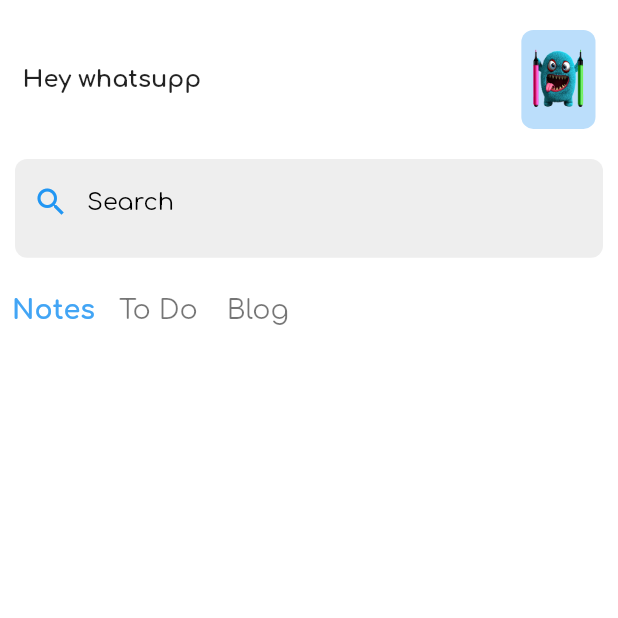
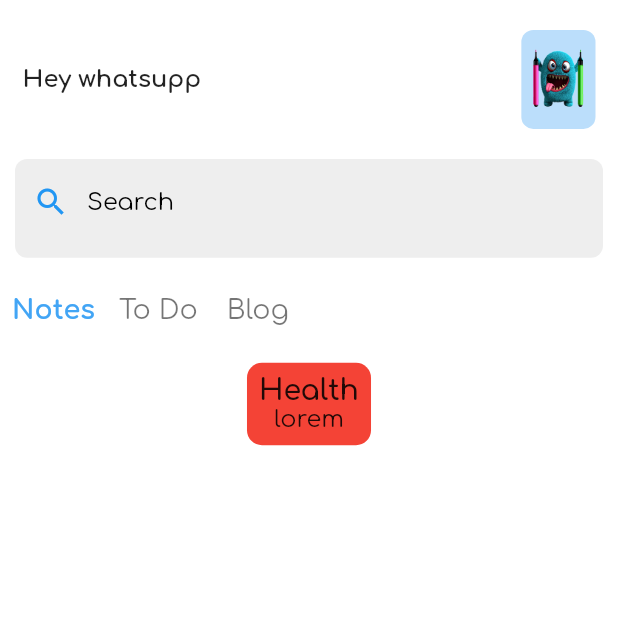
Before and after one commit to erdemgocen44/todo-app, a Flutter app: the screen it shows after launch, on a phone screen of 412 x 824 dp, the top half of it. Run offline on Flutter 3.47's test engine with Material 2 defaults, Android fonts, the phone set to English and light mode, and no system bars.

Commit message:
liste ana ekrana eklendi

```diff
--- a/lib/Pages/home_page.dart
+++ b/lib/Pages/home_page.dart
@@ -1,6 +1,9 @@
+import 'dart:ui';
+
 import 'package:flutter/material.dart';
 import 'package:todo/Pages/components/custom_appbar.dart';
 import 'package:todo/Pages/components/list_button_box.dart';
+import 'package:todo/model/list_model.dart';
 
 import 'components/searchbar_widget.dart';
 
@@ -26,9 +29,30 @@ class _HomePageState extends State<HomePage> {
             //ListButton section
             const ListButtonBox(),
             //create addList data
-            Row(
-              children: [],
-            )
+            Container(
+              decoration: (BoxDecoration(
+                color: products[1].color,
+                borderRadius: BorderRadius.circular(10),
+              )),
+              padding: const EdgeInsets.all(8.0),
+              child: Column(
+                children: [
+                  Text(
+                    products[0].title,
+                    style: const TextStyle(
+                      fontWeight: FontWeight.w600,
+                      fontSize: 19,
+                    ),
+                  ),
+                  Text(
+                    products[0].desc,
+                    style: const TextStyle(
+                      fontSize: 16,
+                    ),
+                  ),
+                ],
+              ),
+            ),
           ],
         ),
       ),
--- a/lib/model/list_model.dart
+++ b/lib/model/list_model.dart
@@ -8,5 +8,8 @@ class Product {
 }
 
 List<Product> products = [
-  Product(title: "Health", desc: "lorem", color: Colors.amber)
+  Product(title: "Health", desc: "lorem", color: Colors.amber),
+  Product(title: "Food", desc: "lorem2", color: Colors.red),
+  Product(title: "Shop List", desc: "lorem3", color: Colors.green),
+  Product(title: "Team meeting", desc: "lorem4", color: Colors.blue),
 ];
```
